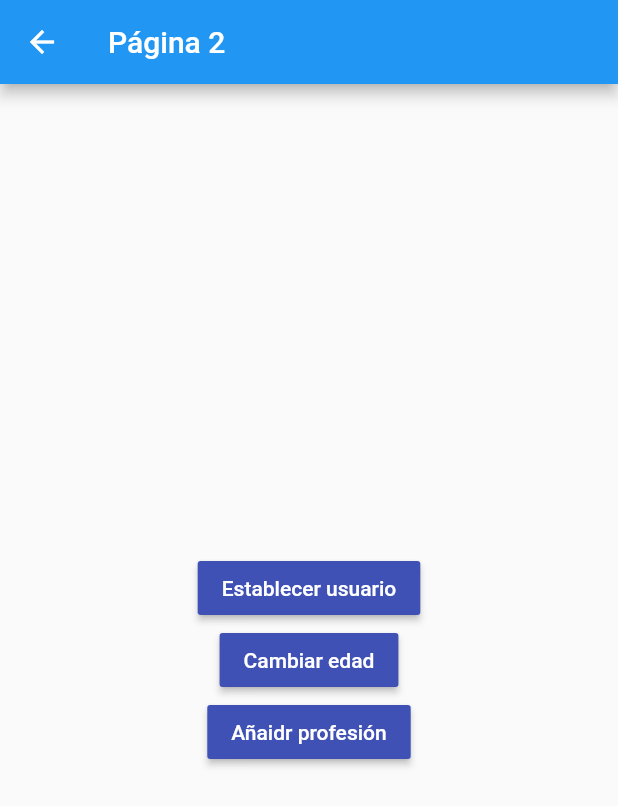
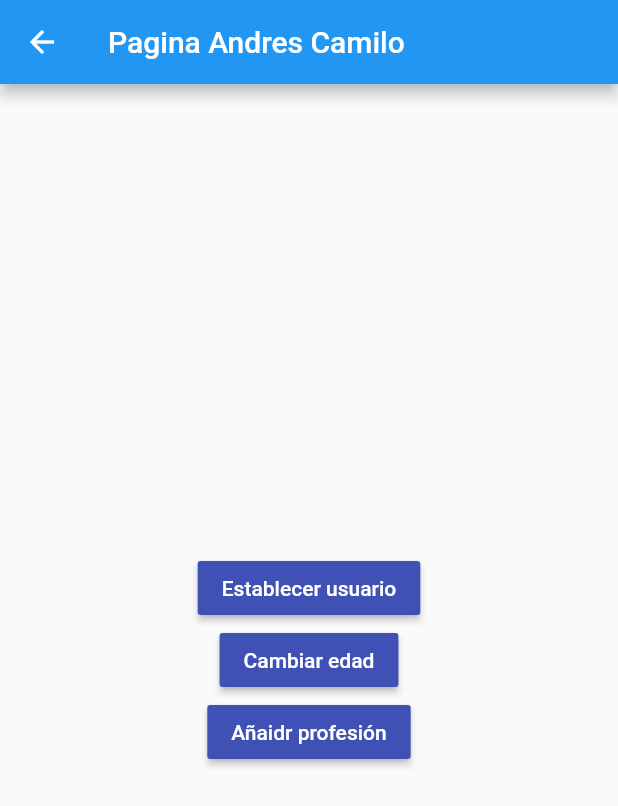
Before and after one commit to AndresCamiloChavez/flutter_estados_singleton, a Flutter app: the Pagina2Page screen opened by its route, after a tap on "Establecer usuario", on a phone screen of 412 x 824 dp. Shown: the top 806 px of the screen. Run offline on Flutter 3.47's test engine with Material 2 defaults, Android fonts, the light colour scheme and no system bars; accounts and stored records are empty.

Commit message:
Finalización de singleton

```diff
--- a/lib/pages/pagina2_page.dart
+++ b/lib/pages/pagina2_page.dart
@@ -9,7 +9,18 @@ class Pagina2Page extends StatelessWidget {
   Widget build(BuildContext context) {
     return Scaffold(
       appBar: AppBar(
-        title: Text('Página 2'),
+        title: StreamBuilder(
+          initialData: usuarioService.usuario,
+          stream: usuarioService.usuarioStream,
+          builder: (context, AsyncSnapshot<Usuario?> snapshot) {
+            print('valor snap ${snapshot}');
+            if ((snapshot.hasData)) {
+              return Text('Pagina ${snapshot.data?.nombre}');
+            } else {
+              return const Text('Página 2');
+            }
+          },
+        ),
       ),
       body: Center(
         child: Column(
@@ -45,7 +56,7 @@ class Pagina2Page extends StatelessWidget {
                 'Añaidr profesión',
                 style: TextStyle(color: Colors.white),
               ),
-            )
+            ),
           ],
         ),
       ),
--- a/lib/services/usuario_service.dart
+++ b/lib/services/usuario_service.dart
@@ -7,8 +7,7 @@ class _UsuarioService {
   Usuario? get usuario => _usuario;
   bool get existeUsuario => (_usuario != null) ? true : false;
 
-  StreamController<Usuario?> usuarioStreamController =
-      StreamController<Usuario?>();
+  StreamController<Usuario?> usuarioStreamController = StreamController<Usuario?>.broadcast();
 
   Stream<Usuario?> get usuarioStream => usuarioStreamController.stream;
 
```
